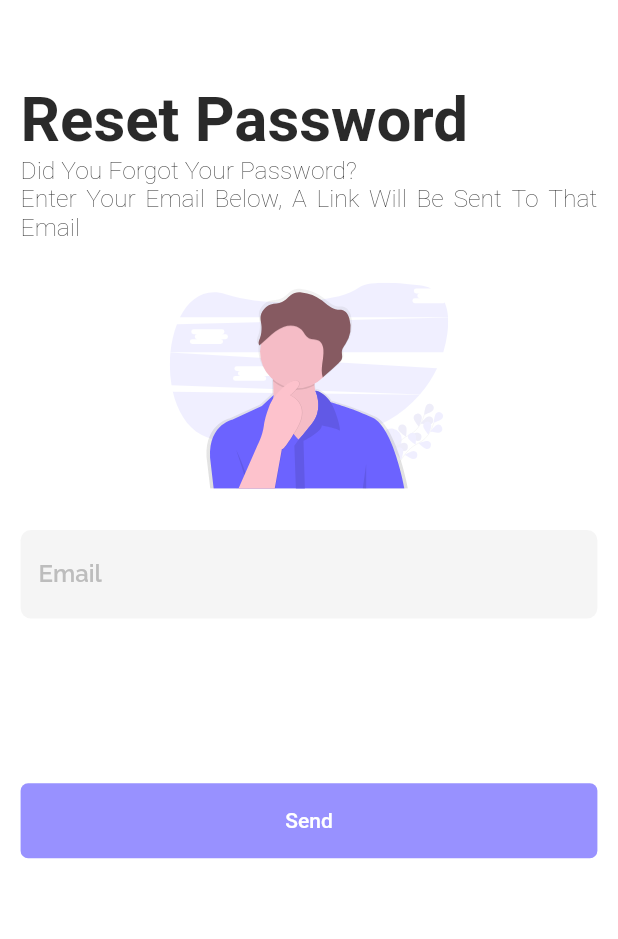
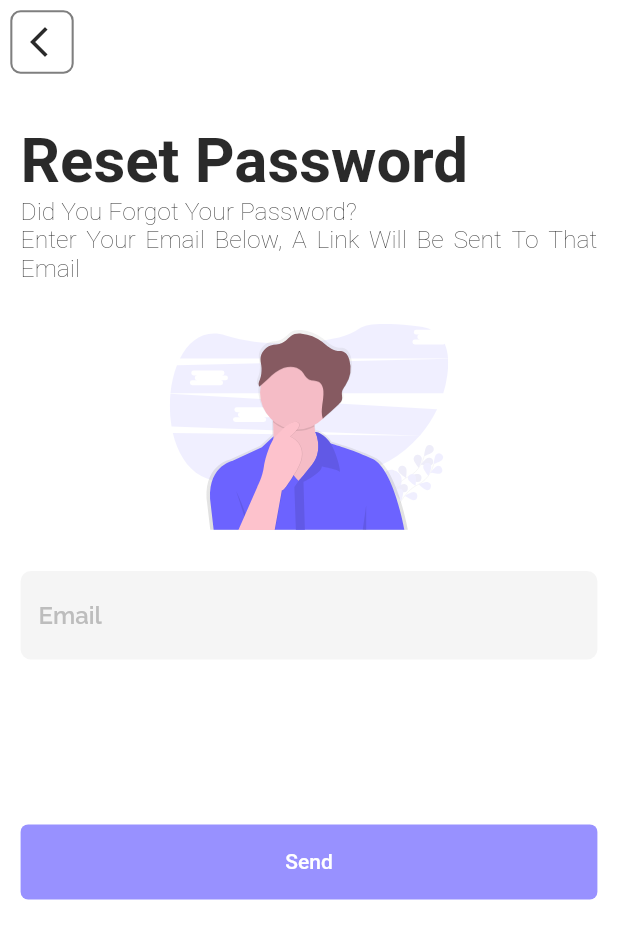
Before and after one commit to olamilekan-adeleke/kod-chat-updated, a Flutter app: the ForgotPasswordScreen screen opened by its route, on a phone screen of 412 x 824 dp. Shown: the top 939 px of the screen. Run offline on Flutter 3.47's test engine with Material 2 defaults, Android fonts, the phone set to English and light mode, and no system bars; our stand-ins replace cached_network_image, cloud_firestore, firebase_auth, firebase_core, firebase_messaging, flutter_local_notifications and 6 more; accounts and stored records are empty; Roboto replaces fonts that are missing (Blinker).

Commit message:
did forgot password

```diff
--- a/lib/features/auth/views/pages/forgot_password_screen.dart
+++ b/lib/features/auth/views/pages/forgot_password_screen.dart
@@ -1,4 +1,6 @@
 import 'package:kod_chat/cores/components/custom_scaffold_widget.dart';
+import 'package:kod_chat/cores/constants/color.dart';
+import 'package:kod_chat/cores/utils/navigator_service.dart';
 
 import '../../../../cores/components/custom_button.dart';
 import '../../../../cores/components/custom_text_widget.dart';
@@ -25,11 +27,35 @@ class ForgotPasswordScreen extends StatelessWidget {
         title: textWidget('', fontWeight: FontWeight.w700),
         centerTitle: true,
         elevation: 0.0,
+        leading: Container(
+          margin: EdgeInsets.symmetric(
+            horizontal: sizerSp(5.0),
+            vertical: sizerSp(5.0),
+          ),
+          padding: EdgeInsets.only(right: sizerSp(3.0)),
+          decoration: BoxDecoration(
+            border: Border.all(
+              color: kcTextColor.withOpacity(0.6),
+              width: sizerSp(1.0),
+            ),
+            borderRadius: BorderRadius.circular(sizerSp(5.0)),
+          ),
+          child: GestureDetector(
+            child: const Center(
+              child: Icon(
+                Icons.arrow_back_ios_new,
+                color: kcTextColor,
+              ),
+            ),
+            onTap: () => NavigationService.goBack(),
+          ),
+        ),
       ),
       body: SingleChildScrollView(
         child: Column(
           crossAxisAlignment: CrossAxisAlignment.start,
           children: <Widget>[
+            SizedBox(height: sizerSp(20)),
             textWidget(
               'Reset Password',
               fontWeight: FontWeight.w700,
```
